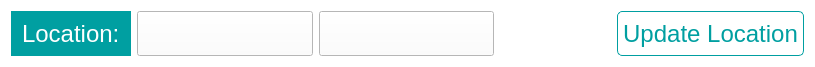
Above: app/ui/location_edit_input.ui from FlicksonJ/labify before the change. Below: the same form after it.
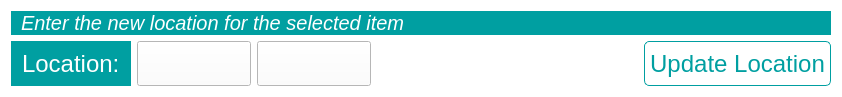
That is the form after the change. Icons and pictures are not drawn.

The edit to the form file:
```diff
--- a/app/ui/location_edit_input.ui
+++ b/app/ui/location_edit_input.ui
@@ -6,14 +6,14 @@
    <rect>
     <x>0</x>
     <y>0</y>
-    <width>815</width>
-    <height>63</height>
+    <width>842</width>
+    <height>87</height>
    </rect>
   </property>
   <property name="maximumSize">
    <size>
     <width>16777215</width>
-    <height>63</height>
+    <height>100</height>
    </size>
   </property>
   <property name="windowTitle">
@@ -90,7 +90,22 @@
        border: 2px solid rgba(0, 159, 161, 10%);
 }</string>
   </property>
-  <layout class="QHBoxLayout" name="horizontalLayout" stretch="1,3,3,2,0">
+  <layout class="QVBoxLayout" name="verticalLayout">
+   <item>
+    <widget class="QLabel" name="label">
+     <property name="font">
+      <font>
+       <pointsize>15</pointsize>
+       <italic>true</italic>
+      </font>
+     </property>
+     <property name="text">
+      <string>Enter the new location for the selected item</string>
+     </property>
+    </widget>
+   </item>
+   <item>
+    <layout class="QHBoxLayout" name="horizontalLayout">
    <item>
     <widget class="QLabel" name="location_label">
      <property name="sizePolicy">
@@ -175,6 +190,8 @@
       <string>Update Location</string>
      </property>
     </widget>
+     </item>
+    </layout>
    </item>
   </layout>
  </widget>
```
Left out of the diff: 3 changed lines with no effect on the pictures. Lines whose indentation alone changed are shown as unchanged.
